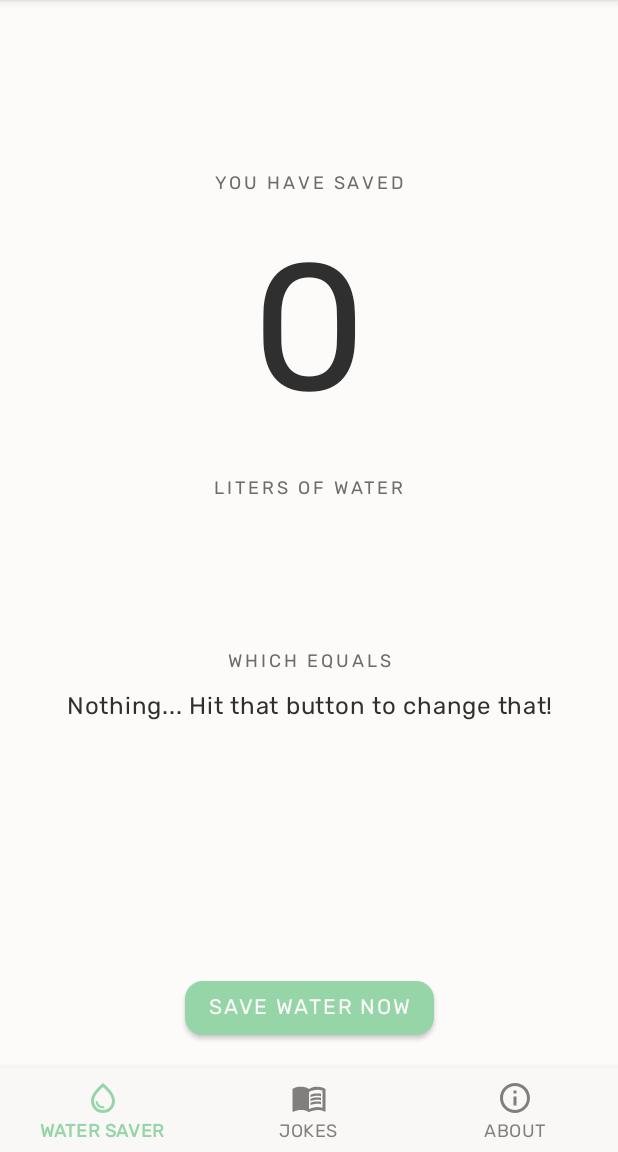
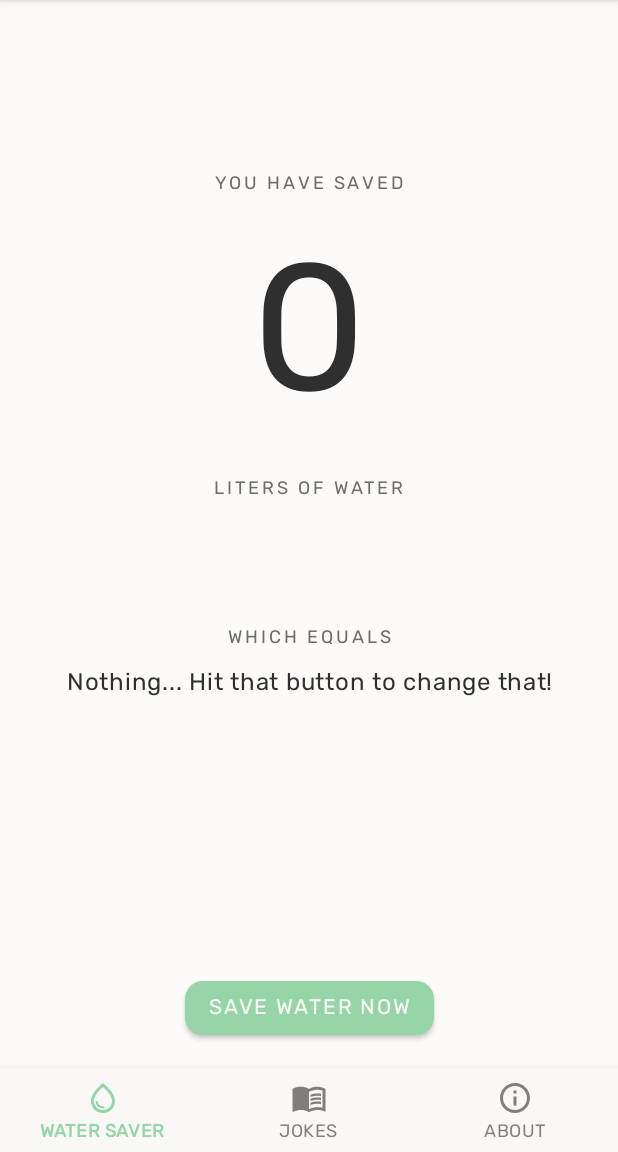
Before and after one commit to jeanfredric/saveWaterTapApp, an Android app: the screen it shows after launch (MainActivity), on a phone screen of 412 x 824 dp, the part 84-1236 px from its top. Run offline under Robolectric (Android 15) with nearby library versions, the phone set to English and light mode, and no system bars; our stand-ins replace data binding.

```diff
--- a/app/src/main/res/layout/fragment_watertap.xml
+++ b/app/src/main/res/layout/fragment_watertap.xml
@@ -65,7 +65,7 @@
         android:id="@+id/equals"
         android:layout_width="wrap_content"
         android:layout_height="wrap_content"
-        android:layout_marginTop="96dp"
+        android:layout_marginTop="80dp"
         android:text="@string/equals"
         android:textAppearance="?attr/textAppearanceOverline"
         android:textColor="?android:attr/textColorSecondary"
```
Also changed, not shown: app/src/main/res/drawable-xxhdpi/joke_1.png (renamed from app/src/main/res/drawable/joke_1.png), app/src/main/res/drawable-xxhdpi/joke_2.png (renamed from app/src/main/res/drawable/joke_2.png), app/src/main/res/drawable-xxhdpi/joke_3.png (renamed from app/src/main/res/drawable/joke_3.png), app/src/main/res/drawable-xxhdpi/joke_4.png (renamed from app/src/main/res/drawable/joke_4.png), app/src/main/res/drawable-xxhdpi/joke_5.png (renamed from app/src/main/res/drawable/joke_5.png), app/src/main/res/drawable-xxhdpi/jokes_empty.png (renamed from app/src/main/res/drawable/jokes_empty.png).
